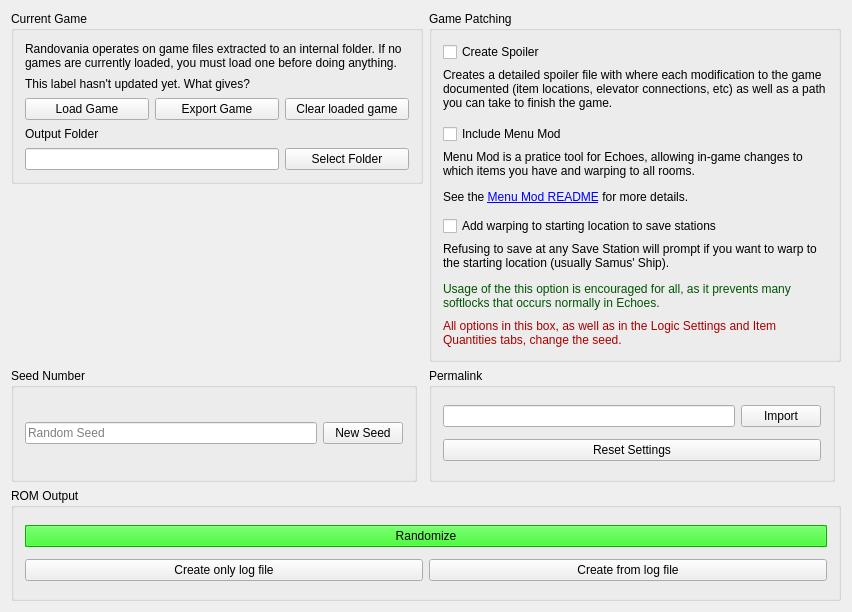
This is randovania/gui/iso_management_window.ui in randovania/randovania as Qt 5 draws it before an edit. The edited form follows.
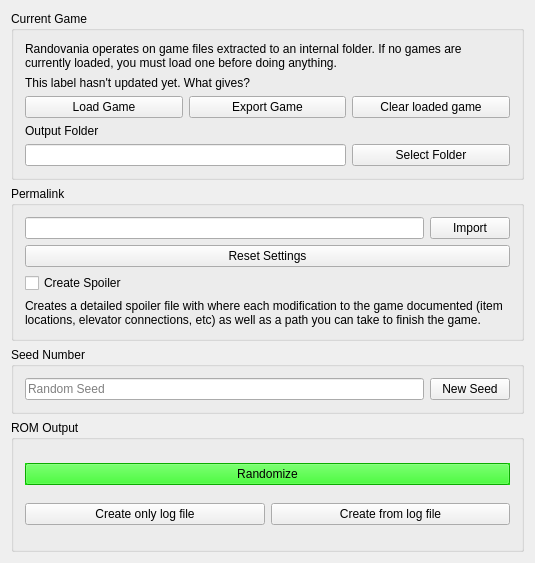
This is the edited form.

Commit message: Move Game Patches to another tab

```diff
--- a/randovania/gui/iso_management_window.ui
+++ b/randovania/gui/iso_management_window.ui
@@ -6,8 +6,8 @@
    <rect>
     <x>0</x>
     <y>0</y>
-    <width>852</width>
-    <height>612</height>
+    <width>535</width>
+    <height>563</height>
    </rect>
   </property>
   <property name="windowTitle">
@@ -20,31 +20,93 @@
      <height>16777215</height>
     </size>
    </property>
-   <layout class="QGridLayout" name="gridLayout">
-    <item row="4" column="0">
-     <widget class="QGroupBox" name="seed_configuration_box">
+   <layout class="QVBoxLayout" name="verticalLayout">
+    <item>
+     <widget class="QGroupBox" name="current_game_box">
+      <property name="sizePolicy">
+       <sizepolicy hsizetype="Preferred" vsizetype="Fixed">
+        <horstretch>0</horstretch>
+        <verstretch>0</verstretch>
+       </sizepolicy>
+      </property>
       <property name="title">
-       <string>Seed Number</string>
+       <string>Current Game</string>
       </property>
-      <layout class="QGridLayout" name="gridLayout_2">
-       <item row="0" column="0">
-        <widget class="QLineEdit" name="seed_number_edit">
-         <property name="placeholderText">
-          <string>Random Seed</string>
+      <layout class="QGridLayout" name="gridLayout_4">
+       <item row="2" column="0">
+        <widget class="QPushButton" name="load_game_button">
+         <property name="toolTip">
+          <string>&lt;html&gt;&lt;head/&gt;&lt;body&gt;&lt;p&gt;Extracts a game ISO for later operations.&lt;/p&gt;&lt;/body&gt;&lt;/html&gt;</string>
          </property>
+         <property name="text">
+          <string>Load Game</string>
+         </property>
         </widget>
        </item>
-       <item row="0" column="1">
-        <widget class="QPushButton" name="seed_number_button">
+       <item row="1" column="0" colspan="3">
+        <widget class="QLabel" name="loaded_game_label">
          <property name="text">
-          <string>New Seed</string>
+          <string>This label hasn't updated yet. What gives?</string>
+         </property>
+        </widget>
+       </item>
+       <item row="2" column="2">
+        <widget class="QPushButton" name="clear_game_button">
+         <property name="toolTip">
+          <string>&lt;html&gt;&lt;head/&gt;&lt;body&gt;&lt;p&gt;Deletes any previously loaded game. Try this if patching fails for any reason.&lt;/p&gt;&lt;/body&gt;&lt;/html&gt;</string>
+         </property>
+         <property name="text">
+          <string>Clear loaded game</string>
+         </property>
+        </widget>
+       </item>
+       <item row="3" column="0">
+        <widget class="QLabel" name="output_folder_label">
+         <property name="maximumSize">
+          <size>
+           <width>16777215</width>
+           <height>20</height>
+          </size>
+         </property>
+         <property name="text">
+          <string>Output Folder</string>
+         </property>
+        </widget>
+       </item>
+       <item row="0" column="0" colspan="3">
+        <widget class="QLabel" name="description_label">
+         <property name="text">
+          <string>Randovania operates on game files extracted to an internal folder. If no games are currently loaded, you must load one before doing anything.</string>
+         </property>
+         <property name="wordWrap">
+          <bool>true</bool>
+         </property>
+        </widget>
+       </item>
+       <item row="4" column="2">
+        <widget class="QPushButton" name="output_folder_button">
+         <property name="text">
+          <string>Select Folder</string>
+         </property>
+        </widget>
+       </item>
+       <item row="4" column="0" colspan="2">
+        <widget class="QLineEdit" name="output_folder_edit"/>
+       </item>
+       <item row="2" column="1">
+        <widget class="QPushButton" name="export_game_button">
+         <property name="toolTip">
+          <string>&lt;html&gt;&lt;head/&gt;&lt;body&gt;&lt;p&gt;Exports an ISO of the current game. This includes any applied modifications, such as the last seed generation and menu mod.&lt;/p&gt;&lt;/body&gt;&lt;/html&gt;</string>
+         </property>
+         <property name="text">
+          <string>Export Game</string>
          </property>
         </widget>
        </item>
       </layout>
      </widget>
     </item>
-    <item row="4" column="2">
+    <item>
      <widget class="QGroupBox" name="permalink_box">
       <property name="enabled">
        <bool>true</bool>
@@ -60,9 +122,6 @@
          </property>
         </widget>
        </item>
-       <item row="0" column="0">
-        <widget class="QLineEdit" name="permalink_edit"/>
-       </item>
        <item row="1" column="0" colspan="2">
         <widget class="QPushButton" name="reset_settings_button">
          <property name="toolTip">
@@ -73,10 +132,74 @@
          </property>
         </widget>
        </item>
+       <item row="0" column="0">
+        <widget class="QLineEdit" name="permalink_edit"/>
+       </item>
+       <item row="2" column="0">
+        <widget class="QCheckBox" name="create_spoiler_check">
+         <property name="text">
+          <string>Create Spoiler</string>
+         </property>
+        </widget>
+       </item>
+       <item row="3" column="0" colspan="2">
+        <widget class="QLabel" name="create_spoiler_label">
+         <property name="sizePolicy">
+          <sizepolicy hsizetype="Preferred" vsizetype="Fixed">
+           <horstretch>0</horstretch>
+           <verstretch>0</verstretch>
+          </sizepolicy>
+         </property>
+         <property name="maximumSize">
+          <size>
+           <width>16777215</width>
+           <height>50</height>
+          </size>
+         </property>
+         <property name="text">
+          <string>&lt;html&gt;&lt;head/&gt;&lt;body&gt;&lt;p&gt;Creates a detailed spoiler file with where each modification to the game documented (item locations, elevator connections, etc) as well as a path you can take to finish the game.&lt;/p&gt;&lt;/body&gt;&lt;/html&gt;</string>
+         </property>
+         <property name="alignment">
+          <set>Qt::AlignLeading|Qt::AlignLeft|Qt::AlignTop</set>
+         </property>
+         <property name="wordWrap">
+          <bool>true</bool>
+         </property>
+        </widget>
+       </item>
       </layout>
      </widget>
     </item>
-    <item row="6" column="0" colspan="4">
+    <item>
+     <widget class="QGroupBox" name="seed_configuration_box">
+      <property name="sizePolicy">
+       <sizepolicy hsizetype="Preferred" vsizetype="Fixed">
+        <horstretch>0</horstretch>
+        <verstretch>0</verstretch>
+       </sizepolicy>
+      </property>
+      <property name="title">
+       <string>Seed Number</string>
+      </property>
+      <layout class="QGridLayout" name="gridLayout_2">
+       <item row="0" column="0">
+        <widget class="QLineEdit" name="seed_number_edit">
+         <property name="placeholderText">
+          <string>Random Seed</string>
+         </property>
+        </widget>
+       </item>
+       <item row="0" column="1">
+        <widget class="QPushButton" name="seed_number_button">
+         <property name="text">
+          <string>New Seed</string>
+         </property>
+        </widget>
+       </item>
+      </layout>
+     </widget>
+    </item>
+    <item>
      <widget class="QGroupBox" name="rom_output_box">
       <property name="title">
        <string>ROM Output</string>
@@ -560,236 +683,6 @@
       </layout>
      </widget>
     </item>
-    <item row="0" column="2" rowspan="2" colspan="2">
-     <widget class="QGroupBox" name="game_patching_box">
-      <property name="sizePolicy">
-       <sizepolicy hsizetype="Preferred" vsizetype="Fixed">
-        <horstretch>0</horstretch>
-        <verstretch>0</verstretch>
-       </sizepolicy>
-      </property>
-      <property name="title">
-       <string>Game Patching</string>
-      </property>
-      <layout class="QGridLayout" name="gridLayout_6">
-       <item row="1" column="0">
-        <widget class="QLabel" name="create_spoiler_label">
-         <property name="sizePolicy">
-          <sizepolicy hsizetype="Preferred" vsizetype="Fixed">
-           <horstretch>0</horstretch>
-           <verstretch>0</verstretch>
-          </sizepolicy>
-         </property>
-         <property name="maximumSize">
-          <size>
-           <width>16777215</width>
-           <height>50</height>
-          </size>
-         </property>
-         <property name="text">
-          <string>&lt;html&gt;&lt;head/&gt;&lt;body&gt;&lt;p&gt;Creates a detailed spoiler file with where each modification to the game documented (item locations, elevator connections, etc) as well as a path you can take to finish the game.&lt;/p&gt;&lt;/body&gt;&lt;/html&gt;</string>
-         </property>
-         <property name="alignment">
-          <set>Qt::AlignLeading|Qt::AlignLeft|Qt::AlignTop</set>
-         </property>
-         <property name="wordWrap">
-          <bool>true</bool>
-         </property>
-        </widget>
-       </item>
-       <item row="0" column="0">
-        <widget class="QCheckBox" name="create_spoiler_check">
-         <property name="text">
-          <string>Create Spoiler</string>
-         </property>
-        </widget>
-       </item>
-       <item row="3" column="0">
-        <widget class="QCheckBox" name="include_menu_mod_check">
-         <property name="enabled">
-          <bool>true</bool>
-         </property>
-         <property name="text">
-          <string>Include Menu Mod</string>
-         </property>
-        </widget>
-       </item>
-       <item row="7" column="0">
-        <widget class="QLabel" name="seed_settings_warning_label">
-         <property name="sizePolicy">
-          <sizepolicy hsizetype="Preferred" vsizetype="Minimum">
-           <horstretch>0</horstretch>
-           <verstretch>0</verstretch>
-          </sizepolicy>
-         </property>
-         <property name="maximumSize">
-          <size>
-           <width>16777215</width>
-           <height>30</height>
-          </size>
-         </property>
-         <property name="font">
-          <font>
-           <weight>50</weight>
-           <bold>false</bold>
-          </font>
-         </property>
-         <property name="text">
-          <string>&lt;html&gt;&lt;head/&gt;&lt;body&gt;&lt;p&gt;&lt;span style=&quot; color:#aa0000;&quot;&gt;All options in this box, as well as in the Logic Settings and Item Quantities tabs, change the seed.&lt;/span&gt;&lt;/p&gt;&lt;/body&gt;&lt;/html&gt;</string>
-         </property>
-         <property name="wordWrap">
-          <bool>true</bool>
-         </property>
-        </widget>
-       </item>
-       <item row="5" column="0">
-        <widget class="QCheckBox" name="warp_to_start_check">
-         <property name="text">
-          <string>Add warping to starting location to save stations</string>
-         </property>
-        </widget>
-       </item>
-       <item row="4" column="0">
-        <widget class="QLabel" name="include_menu_mod_label">
-         <property name="sizePolicy">
-          <sizepolicy hsizetype="Preferred" vsizetype="Fixed">
-           <horstretch>0</horstretch>
-           <verstretch>0</verstretch>
-          </sizepolicy>
-         </property>
-         <property name="maximumSize">
-          <size>
-           <width>16777215</width>
-           <height>60</height>
-          </size>
-         </property>
-         <property name="text">
-          <string>&lt;html&gt;&lt;head/&gt;&lt;body&gt;&lt;p&gt;Menu Mod is a pratice tool for Echoes, allowing in-game changes to which items you have and warping to all rooms.&lt;/p&gt;&lt;p&gt;See the &lt;a href=&quot;https://www.dropbox.com/s/yhqqafaxfo3l4vn/Echoes%20Menu.7z?file_subpath=%2FEchoes+Menu%2Freadme.txt&quot;&gt;&lt;span style=&quot; text-decoration: underline; color:#0000ff;&quot;&gt;Menu Mod README&lt;/span&gt;&lt;/a&gt; for more details.&lt;/p&gt;&lt;/body&gt;&lt;/html&gt;</string>
-         </property>
-         <property name="alignment">
-          <set>Qt::AlignLeading|Qt::AlignLeft|Qt::AlignTop</set>
-         </property>
-         <property name="wordWrap">
-          <bool>true</bool>
-         </property>
-         <property name="openExternalLinks">
-          <bool>true</bool>
-         </property>
-        </widget>
-       </item>
-       <item row="6" column="0">
-        <widget class="QLabel" name="warp_to_start_label">
-         <property name="sizePolicy">
-          <sizepolicy hsizetype="Preferred" vsizetype="Fixed">
-           <horstretch>0</horstretch>
-           <verstretch>0</verstretch>
-          </sizepolicy>
-         </property>
-         <property name="maximumSize">
-          <size>
-           <width>16777215</width>
-           <height>70</height>
-          </size>
-         </property>
-         <property name="text">
-          <string>&lt;html&gt;&lt;head/&gt;&lt;body&gt;&lt;p&gt;Refusing to save at any Save Station will prompt if you want to warp to the starting location (usually Samus' Ship).&lt;/p&gt;&lt;p&gt;&lt;span style=&quot; color:#005500;&quot;&gt;Usage of the this option is encouraged for all, as it prevents many softlocks that occurs normally in Echoes.&lt;/span&gt;&lt;/p&gt;&lt;/body&gt;&lt;/html&gt;</string>
-         </property>
-         <property name="alignment">
-          <set>Qt::AlignLeading|Qt::AlignLeft|Qt::AlignTop</set>
-         </property>
-         <property name="wordWrap">
-          <bool>true</bool>
-         </property>
-        </widget>
-       </item>
-      </layout>
-     </widget>
-    </item>
-    <item row="0" column="0" colspan="2">
-     <widget class="QGroupBox" name="current_game_box">
-      <property name="sizePolicy">
-       <sizepolicy hsizetype="Preferred" vsizetype="Fixed">
-        <horstretch>0</horstretch>
-        <verstretch>0</verstretch>
-       </sizepolicy>
-      </property>
-      <property name="title">
-       <string>Current Game</string>
-      </property>
-      <layout class="QGridLayout" name="gridLayout_4">
-       <item row="2" column="0">
-        <widget class="QPushButton" name="load_game_button">
-         <property name="toolTip">
-          <string>&lt;html&gt;&lt;head/&gt;&lt;body&gt;&lt;p&gt;Extracts a game ISO for later operations.&lt;/p&gt;&lt;/body&gt;&lt;/html&gt;</string>
-         </property>
-         <property name="text">
-          <string>Load Game</string>
-         </property>
-        </widget>
-       </item>
-       <item row="1" column="0" colspan="3">
-        <widget class="QLabel" name="loaded_game_label">
-         <property name="text">
-          <string>This label hasn't updated yet. What gives?</string>
-         </property>
-        </widget>
-       </item>
-       <item row="2" column="2">
-        <widget class="QPushButton" name="clear_game_button">
-         <property name="toolTip">
-          <string>&lt;html&gt;&lt;head/&gt;&lt;body&gt;&lt;p&gt;Deletes any previously loaded game. Try this if patching fails for any reason.&lt;/p&gt;&lt;/body&gt;&lt;/html&gt;</string>
-         </property>
-         <property name="text">
-          <string>Clear loaded game</string>
-         </property>
-        </widget>
-       </item>
-       <item row="3" column="0">
-        <widget class="QLabel" name="output_folder_label">
-         <property name="maximumSize">
-          <size>
-           <width>16777215</width>
-           <height>20</height>
-          </size>
-         </property>
-         <property name="text">
-          <string>Output Folder</string>
-         </property>
-        </widget>
-       </item>
-       <item row="0" column="0" colspan="3">
-        <widget class="QLabel" name="description_label">
-         <property name="text">
-          <string>Randovania operates on game files extracted to an internal folder. If no games are currently loaded, you must load one before doing anything.</string>
-         </property>
-         <property name="wordWrap">
-          <bool>true</bool>
-         </property>
-        </widget>
-       </item>
-       <item row="4" column="2">
-        <widget class="QPushButton" name="output_folder_button">
-         <property name="text">
-          <string>Select Folder</string>
-         </property>
-        </widget>
-       </item>
-       <item row="4" column="0" colspan="2">
-        <widget class="QLineEdit" name="output_folder_edit"/>
-       </item>
-       <item row="2" column="1">
-        <widget class="QPushButton" name="export_game_button">
-         <property name="toolTip">
-          <string>&lt;html&gt;&lt;head/&gt;&lt;body&gt;&lt;p&gt;Exports an ISO of the current game. This includes any applied modifications, such as the last seed generation and menu mod.&lt;/p&gt;&lt;/body&gt;&lt;/html&gt;</string>
-         </property>
-         <property name="text">
-          <string>Export Game</string>
-         </property>
-        </widget>
-       </item>
-      </layout>
-     </widget>
-    </item>
    </layout>
   </widget>
   <widget class="QMenuBar" name="menuBar">
@@ -797,7 +690,7 @@
     <rect>
      <x>0</x>
      <y>0</y>
-     <width>852</width>
+     <width>535</width>
      <height>21</height>
     </rect>
    </property>
```
The commit also changes 5 other files.
